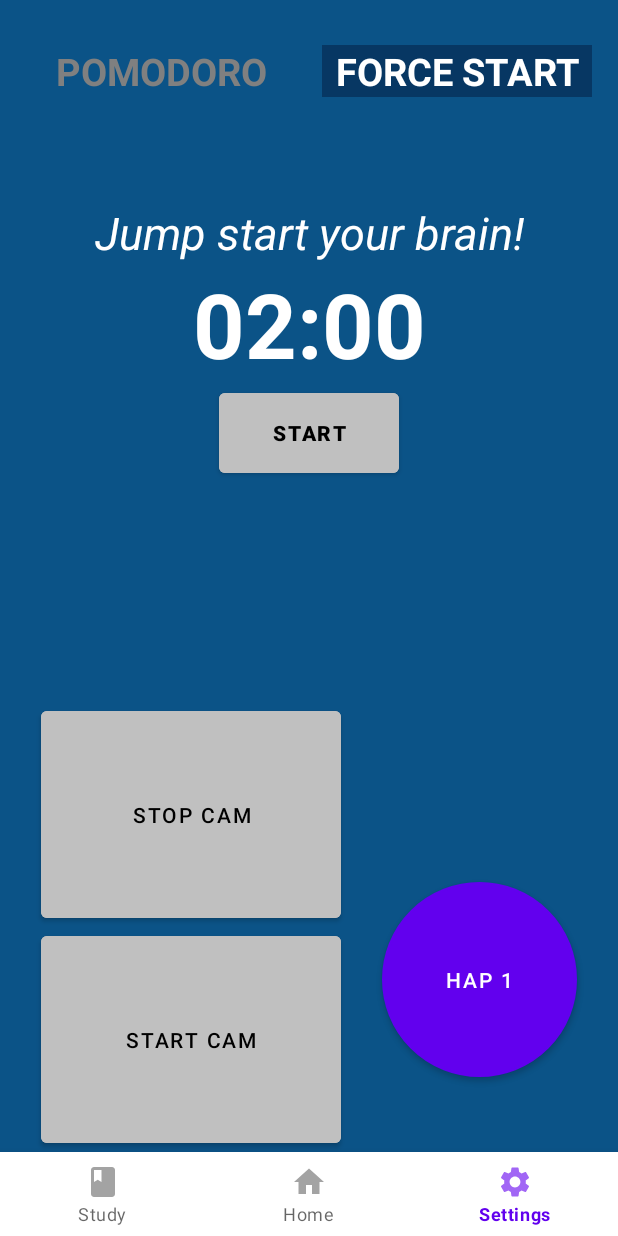
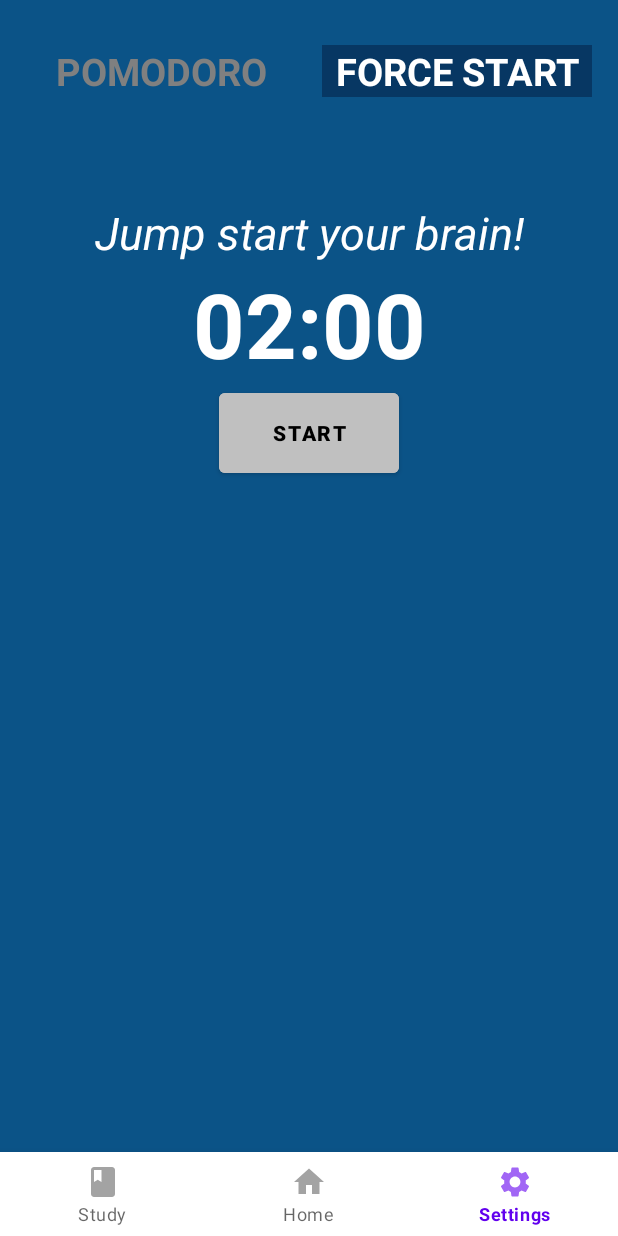
Before and after one commit to chlowhee/FYP-1-APP, an Android app: the fragment StudyFragment placed in its activity, on a phone screen of 412 x 824 dp. Run offline under Robolectric (Android 15) with nearby library versions, the phone set to English and light mode, and no system bars; our stand-ins replace Dagger/Hilt's generated code; libraries missing offline, so code that uses them is left out: androidx.camera.core, androidx.camera.lifecycle, com.google.mlkit.common, com.google.mlkit.vision.

Commit message:
Updated fidget elements of study fragment

```diff
--- a/app/src/main/java/com/example/jasiribrain/ui/StudyFragment.kt
+++ b/app/src/main/java/com/example/jasiribrain/ui/StudyFragment.kt
@@ -8,6 +8,7 @@ import android.util.Log
 import android.view.LayoutInflater
 import android.view.View
 import android.view.ViewGroup
+import android.widget.Toast
 import androidx.fragment.app.Fragment
 import androidx.fragment.app.viewModels
 import com.example.jasiribrain.R
@@ -27,6 +28,7 @@ class StudyFragment: Fragment() {
     private val binding get() = _binding!!
     private val TAG = "studyFragment"
 
+    private val gameFragment = GameFragment()
     private val pomodoroSettingDialog = PomodoroSettingDialog()
     @Inject lateinit var controller: BluetoothController
     private val viewModel: JasiriViewModel by viewModels()
@@ -49,14 +51,21 @@ class StudyFragment: Fragment() {
         studyMethodCheck()
 
         studyMethodUiInit()
+        buttonClick()
         timeStartInit()
-        testbtnInit()
-        testbtn2Init()
+//        testbtnInit()
+//        testbtn2Init()
         pomodoroSettingsInit()
         pomoSettingsSet()
         cyclesLeftSet()
         personSleepyCheck()
+        playButtonInitStudy()
+        freeMotivationInitStudy()
     }
+
+    /**
+     * UI Initializations
+     */
 
     private fun studyMethodCheck() {
         viewModel.isStudyingStatus.observe(viewLifecycleOwner) { yes ->
@@ -78,13 +87,16 @@ class StudyFragment: Fragment() {
 
     private fun studyMethodUiInit() {
         viewModel.studyMethodStatus.observe(viewLifecycleOwner) { sel ->
-            binding.run {
+            with (binding) {
                 when (sel) {
                     Constants.POMODORO_SEL -> {
                         pomodoroTitleSelected.visibility = View.VISIBLE
                         pomodoroTitleUnselected.visibility = View.INVISIBLE
                         forceStartTitleSelected.visibility = View.INVISIBLE
                         forceStartTitleUnselected.visibility = View.VISIBLE
+                        haptic1.visibility = View.VISIBLE
+                        haptic2.visibility = View.VISIBLE
+                        haptic3.visibility = View.VISIBLE
 
                         cyclesLeftDescript.visibility = View.VISIBLE
                         timerSettings.visibility = View.VISIBLE
@@ -94,6 +106,11 @@ class StudyFragment: Fragment() {
                         forceStartTitleUnselected.visibility = View.INVISIBLE
                         pomodoroTitleSelected.visibility = View.INVISIBLE
                         pomodoroTitleUnselected.visibility = View.VISIBLE
+                        haptic1.visibility = View.INVISIBLE
+                        haptic2.visibility = View.INVISIBLE
+                        haptic3.visibility = View.INVISIBLE
+                        playButtonBreak.visibility = View.INVISIBLE
+                        motivationButtonsBreak.visibility = View.INVISIBLE
 
                         descriptorinator.text = getString(R.string.jump_start_your_brain)
                         cyclesLeftDescript.visibility = View.INVISIBLE
@@ -103,6 +120,21 @@ class StudyFragment: Fragment() {
                 displayTimerInit()
             }
         }
+    }
+
+    private fun buttonClick(){
+        with (binding) {
+            haptic1.setOnClickListener {
+                val buttonClicked: MediaPlayer = MediaPlayer.create(activity, R.raw.button_click)
+                buttonClicked.start()
+            }
+            haptic3.setOnClickListener {
+                val buttonClicked: MediaPlayer = MediaPlayer.create(activity, R.raw.button_click)
+                buttonClicked.start()
+            }
+        }
+
+
     }
 
     private fun timeStartInit() {
@@ -209,10 +241,14 @@ class StudyFragment: Fragment() {
             if (!JasiriDataHolder.isPomodoroBreak.value) {
                 val pomodoroTimeSet = JasiriDataHolder.pomodoroDuration.value
                 descriptorinator.text = getString(R.string.time_to_focus)
+                playButtonBreak.visibility = View.INVISIBLE
+                motivationButtonsBreak.visibility = View.INVISIBLE
                 mTimeLeftMillis = (pomodoroTimeSet * Constants.MINUTE_IN_MILLIS)
             } else {
                 val breakTimeSet = JasiriDataHolder.breakDuration.value
                 descriptorinator.text = getString(R.string.time_for_a_break_xd)
+                playButtonBreak.visibility = View.VISIBLE
+                motivationButtonsBreak.visibility = View.VISIBLE
                 mTimeLeftMillis = (breakTimeSet * Constants.MINUTE_IN_MILLIS)
             }
         }
@@ -340,20 +376,48 @@ class StudyFragment: Fragment() {
         }
     }
 
-    private fun testbtnInit() {
-        binding.forceStarTester.setOnClickListener {
-//            controller.sendMessage(Constants.FWD)
-            (activity as MainActivity).activateFaceDetection()
-//            toggleEyeDetectionEveryFiveMins()
-            JasiriDataHolder.setFaceTrackingIsWanted(true)
+    /**
+     *  Pomodoro break extras
+     */
+
+    private fun playButtonInitStudy() {
+        binding.playButtonBreak.setOnClickListener {
+            Log.d(TAG, "Play Button pressed")
+            if (JasiriDataHolder.bluetoothActiveStatus.value) {
+                childFragmentManager.beginTransaction()
+                    .replace(R.id.methodFragment_study, gameFragment).commitNow()
+            } else {
+                Toast.makeText(activity, "Jasiri is not connected!", Toast.LENGTH_SHORT).show()
+            }
         }
     }
 
-    private fun testbtn2Init() {
-        binding.forceStarTester2.setOnClickListener {
-//            (activity as MainActivity).stopFaceDetection()
-            JasiriDataHolder.setFaceTrackingIsWanted(false)
+    private fun freeMotivationInitStudy() {
+        with (binding) {
+            goodCopButtonBreak.setOnClickListener {
+                controller.sendMessage(Constants.GOOD_COP)
+            }
+
+            badCopButtonBreak.setOnClickListener {
+                controller.sendMessage(Constants.BAD_COP)
+            }
         }
     }
 
+//    private fun testbtnInit() {
+//        binding.forceStarTester.setOnClickListener {
+////            controller.sendMessage(Constants.FWD)
+//            (activity as MainActivity).activateFaceDetection()
+////            toggleEyeDetectionEveryFiveMins()
+//            JasiriDataHolder.setFaceTrackingIsWanted(true)
+//        }
+//    }
+//
+//    private fun testbtn2Init() {
+//        binding.forceStarTester2.setOnClickListener {
+////            (activity as MainActivity).stopFaceDetection()
+//            JasiriDataHolder.setFaceTrackingIsWanted(false)
+//        }
+//    }
+
 }
--- a/app/src/main/res/drawable/circle_button.xml
+++ b/app/src/main/res/drawable/circle_button.xml
@@ -1,9 +1,19 @@
 <?xml version="1.0" encoding="utf-8"?>
 <selector xmlns:android="http://schemas.android.com/apk/res/android">
-    <item>
+    <item
+        android:state_pressed="false">
         <shape android:shape="oval">
-            <stroke android:color="@color/black" android:width="2dp" />
-            <solid android:color="@color/red"/>
+            <stroke android:color="@color/white" android:width="2dp" />
+            <solid android:color="@color/teal_700"/>
+            <size android:width="160dp" android:height="160dp"/>
+        </shape>
+    </item>
+
+    <item
+        android:state_pressed="true">
+        <shape android:shape="oval">
+            <stroke android:color="@color/silver" android:width="2dp" />
+            <solid android:color="#AA018786"/>
             <size android:width="160dp" android:height="160dp"/>
         </shape>
     </item>
--- a/app/src/main/res/layout/fragment_study.xml
+++ b/app/src/main/res/layout/fragment_study.xml
@@ -125,101 +125,120 @@
         app:layout_constraintStart_toStartOf="@id/pomodoro_title_selected"
         app:layout_constraintTop_toBottomOf="@id/pomodoro_title_selected"/>
 
-    <Button
-        android:id="@+id/force_star_tester"
-        android:layout_width="200dp"
-        android:layout_height="150dp"
-        android:backgroundTint="@color/silver"
-        android:text="START CAM"
-        android:textColor="@color/black"
-        app:layout_constraintStart_toStartOf="parent"
-        app:layout_constraintEnd_toStartOf="@id/haptic_1"
-        app:layout_constraintBottom_toBottomOf="parent"/>
-
-    <Button
-        android:id="@+id/force_star_tester_2"
-        android:layout_width="200dp"
-        android:layout_height="150dp"
-        android:backgroundTint="@color/silver"
-        android:text="stop cam"
-        android:textColor="@color/black"
-        app:layout_constraintStart_toStartOf="@+id/force_star_tester"
-        app:layout_constraintBottom_toTopOf="@+id/force_star_tester"/>
-
-    <Button
-        android:id="@+id/haptic_1"
-        android:layout_width="130dp"
-        android:layout_height="130dp"
-        android:backgroundTint="@color/red"
-        android:background="@drawable/circle_button"
-        android:text="HAP 1"
-        android:hapticFeedbackEnabled="true"
-        app:layout_constraintStart_toEndOf="@id/force_star_tester"
-        app:layout_constraintEnd_toEndOf="parent"
-        android:layout_marginBottom="50dp"
-        app:layout_constraintBottom_toBottomOf="parent"/>
-
-<!--    <TextView-->
-<!--        android:id="@+id/study_title"-->
-<!--        android:layout_width="wrap_content"-->
-<!--        android:layout_height="wrap_content"-->
-<!--        android:layout_marginTop="15dp"-->
-<!--        android:text="@string/study_title"-->
-<!--        android:textColor="@color/white"-->
-<!--        android:textSize="25sp"-->
-<!--        android:textStyle="bold"-->
-<!--        android:gravity="center"-->
-<!--        app:layout_constraintEnd_toEndOf="parent"-->
+<!--    <Button-->
+<!--        android:id="@+id/force_star_tester"-->
+<!--        android:layout_width="200dp"-->
+<!--        android:layout_height="150dp"-->
+<!--        android:backgroundTint="@color/silver"-->
+<!--        android:text="START CAM"-->
+<!--        android:textColor="@color/black"-->
 <!--        app:layout_constraintStart_toStartOf="parent"-->
-<!--        app:layout_constraintTop_toTopOf="parent" />-->
+<!--        app:layout_constraintEnd_toStartOf="@id/haptic_1"-->
+<!--        app:layout_constraintBottom_toBottomOf="parent"/>-->
 
 <!--    <Button-->
-<!--        android:id="@+id/pomodoro_btn"-->
-<!--        android:layout_width="250dp"-->
-<!--        android:layout_height="100dp"-->
+<!--        android:id="@+id/force_star_tester_2"-->
+<!--        android:layout_width="200dp"-->
+<!--        android:layout_height="150dp"-->
 <!--        android:backgroundTint="@color/silver"-->
-<!--        android:text="@string/pomodoro_method"-->
+<!--        android:text="stop cam"-->
 <!--        android:textColor="@color/black"-->
-<!--        android:textSize="20sp"-->
-<!--        app:layout_constraintTop_toTopOf="parent"-->
-<!--        app:layout_constraintStart_toStartOf="parent"-->
-<!--        app:layout_constraintEnd_toEndOf="parent"-->
-<!--        app:layout_constraintBottom_toTopOf="@id/gtd_btn"/>-->
+<!--        app:layout_constraintStart_toStartOf="@+id/force_star_tester"-->
+<!--        app:layout_constraintBottom_toTopOf="@+id/force_star_tester"/>-->
 
-<!--    <Button-->
-<!--        android:id="@+id/gtd_btn"-->
-<!--        android:layout_width="250dp"-->
-<!--        android:layout_height="100dp"-->
-<!--        android:backgroundTint="@color/silver"-->
-<!--        android:text="@string/getting_things_done_method"-->
-<!--        android:textColor="@color/black"-->
-<!--        android:textSize="20sp"-->
-<!--        app:layout_constraintTop_toBottomOf="@id/pomodoro_btn"-->
-<!--        app:layout_constraintStart_toStartOf="parent"-->
-<!--        app:layout_constraintEnd_toEndOf="parent"-->
-<!--        app:layout_constraintBottom_toTopOf="@id/force_start_btn"/>-->
+    <androidx.appcompat.widget.AppCompatButton
+        android:id="@+id/haptic_1"
+        android:layout_width="110dp"
+        android:layout_height="110dp"
+        android:layout_marginBottom="120dp"
+        android:background="@drawable/circle_button"
+        android:hapticFeedbackEnabled="true"
+        android:text="o.o"
+        android:textSize="30sp"
+        android:textColor="@color/white"
+        app:layout_constraintBottom_toBottomOf="parent"
+        app:layout_constraintEnd_toStartOf="@id/haptic_2"
+        app:layout_constraintStart_toStartOf="parent" />
 
-<!--    <Button-->
-<!--        android:id="@+id/force_start_btn"-->
-<!--        android:layout_width="250dp"-->
-<!--        android:layout_height="100dp"-->
-<!--        android:backgroundTint="@color/silver"-->
-<!--        android:text="@string/force_start_title"-->
-<!--        android:textColor="@color/black"-->
-<!--        android:textSize="20sp"-->
-<!--        app:layout_constraintTop_toBottomOf="@id/gtd_btn"-->
-<!--        app:layout_constraintStart_toStartOf="parent"-->
-<!--        app:layout_constraintEnd_toEndOf="parent"-->
-<!--        app:layout_constraintBottom_toBottomOf="parent"/>-->
+    <androidx.appcompat.widget.AppCompatButton
+        android:id="@+id/haptic_2"
+        android:layout_width="110dp"
+        android:layout_height="110dp"
+        android:background="@drawable/circle_button"
+        android:text="-_-"
+        android:textSize="60sp"
+        android:textColor="@color/white"
+        android:hapticFeedbackEnabled="true"
+        app:layout_constraintStart_toEndOf="@+id/haptic_1"
+        app:layout_constraintEnd_toStartOf="@+id/haptic_3"
+        app:layout_constraintBottom_toBottomOf="parent"
+        android:layout_marginBottom="120dp"/>
 
-<!--    <FrameLayout-->
-<!--        android:id="@+id/methodFragment"-->
-<!--        android:layout_width="wrap_content"-->
-<!--        android:layout_height="wrap_content"-->
-<!--        android:elevation="20dp"-->
-<!--        app:layout_constraintEnd_toEndOf="parent"-->
-<!--        app:layout_constraintHorizontal_bias="0.5"-->
-<!--        app:layout_constraintStart_toStartOf="parent"-->
-<!--        app:layout_constraintTop_toTopOf="@+id/descriptorinator"/>-->
+    <androidx.appcompat.widget.AppCompatButton
+        android:id="@+id/haptic_3"
+        android:layout_width="110dp"
+        android:layout_height="110dp"
+        android:background="@drawable/circle_button"
+        android:text="{0_0}"
+        android:textSize="30sp"
+        android:textColor="@color/white"
+        android:hapticFeedbackEnabled="true"
+        app:layout_constraintStart_toEndOf="@+id/haptic_2"
+        app:layout_constraintEnd_toEndOf="parent"
+        app:layout_constraintBottom_toBottomOf="parent"
+        android:layout_marginBottom="120dp"/>
+
+    <ImageButton
+        android:id="@+id/play_button_break"
+        android:layout_width="wrap_content"
+        android:layout_height="wrap_content"
+        android:background="@drawable/play_button_border"
+        android:src="@drawable/ic_game_ctrl"
+        android:scaleType="centerCrop"
+        android:padding="20dp"
+        android:text="@string/dance"
+        android:visibility="invisible"
+        app:layout_constraintEnd_toEndOf="parent"
+        app:layout_constraintBottom_toBottomOf="parent"
+        app:layout_constraintStart_toEndOf="@+id/motivation_buttons_break"
+        app:layout_constraintTop_toBottomOf="@+id/haptic_2"/>
+
+    <LinearLayout
+        android:id="@+id/motivation_buttons_break"
+        android:layout_width="wrap_content"
+        android:layout_height="wrap_content"
+        android:gravity="center"
+        android:visibility="invisible"
+        app:layout_constraintStart_toStartOf="parent"
+        app:layout_constraintBottom_toBottomOf="parent"
+        app:layout_constraintTop_toBottomOf="@+id/haptic_2"
+        app:layout_constraintEnd_toStartOf="@id/play_button_break">
+
+        <Button
+            android:id="@+id/good_cop_button_break"
+            android:layout_width="100dp"
+            android:layout_height="70dp"
+            android:backgroundTint="@color/pastel_green"
+            android:text="@string/good_cop"
+            />
+
+        <Button
+            android:id="@+id/bad_cop_button_break"
+            android:layout_width="100dp"
+            android:layout_height="70dp"
+            android:backgroundTint="@color/pastel_red"
+            android:text="@string/bad_cop"
+            />
+    </LinearLayout>
+
+    <FrameLayout
+        android:id="@+id/methodFragment_study"
+        android:layout_width="match_parent"
+        android:layout_height="match_parent"
+        android:elevation="20dp"
+        app:layout_constraintEnd_toEndOf="parent"
+        app:layout_constraintHorizontal_bias="0.5"
+        app:layout_constraintStart_toStartOf="parent"
+        app:layout_constraintTop_toTopOf="@+id/descriptorinator"/>
 
 </androidx.constraintlayout.widget.ConstraintLayout>
--- a/app/src/main/res/values/strings.xml
+++ b/app/src/main/res/values/strings.xml
@@ -31,11 +31,6 @@
     <string name="free_motivation">Free Motivation</string>
     <string name="dance">Dance</string>
     <!--    StudyFragment-->
-<!--    <string name="study_title">How do you want Jasiri to accompany you?</string>-->
-<!--    <string name="pomodoro_method">Pomodoro Method</string>-->
-<!--    <string name="getting_things_done_method">Getting Things Done Method</string>-->
-<!--    <string name="force_start_method">Force Start</string>-->
-<!--    <string name="gtd_title">GTD</string>-->
     <string name="pomodoro_title">POMODORO</string>
     <string name="force_start_title">FORCE START</string>
     <string name="jump_start_your_brain">Jump start your brain!</string>
```
Also changed, not shown: app/src/main/java/com/example/jasiribrain/ui/StudyMethodFrag.kt (deleted, +0 -179 lines), app/src/main/res/layout/frag_study_methods.xml (deleted, +0 -115 lines), 1 other file.
